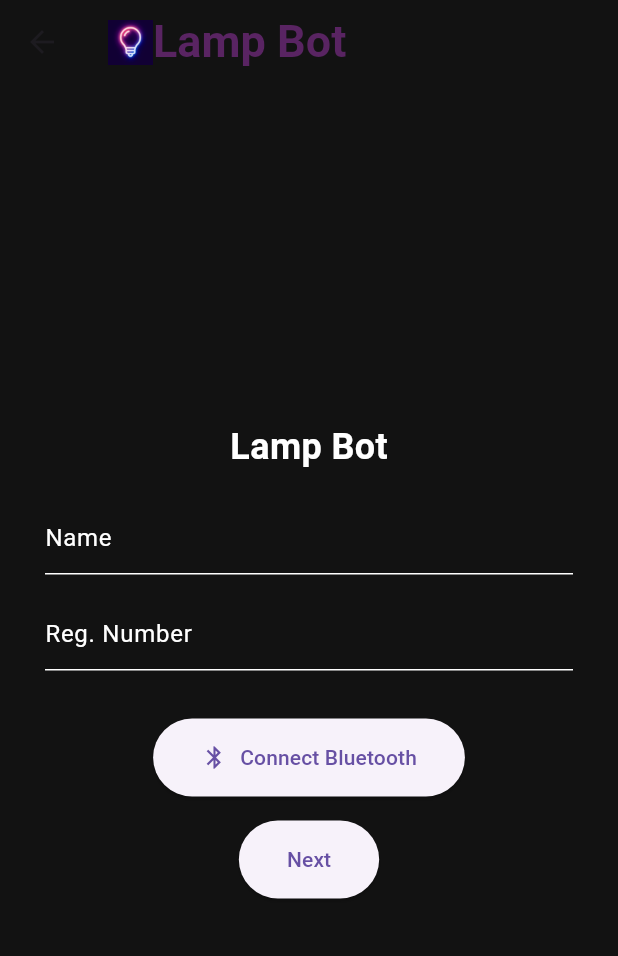
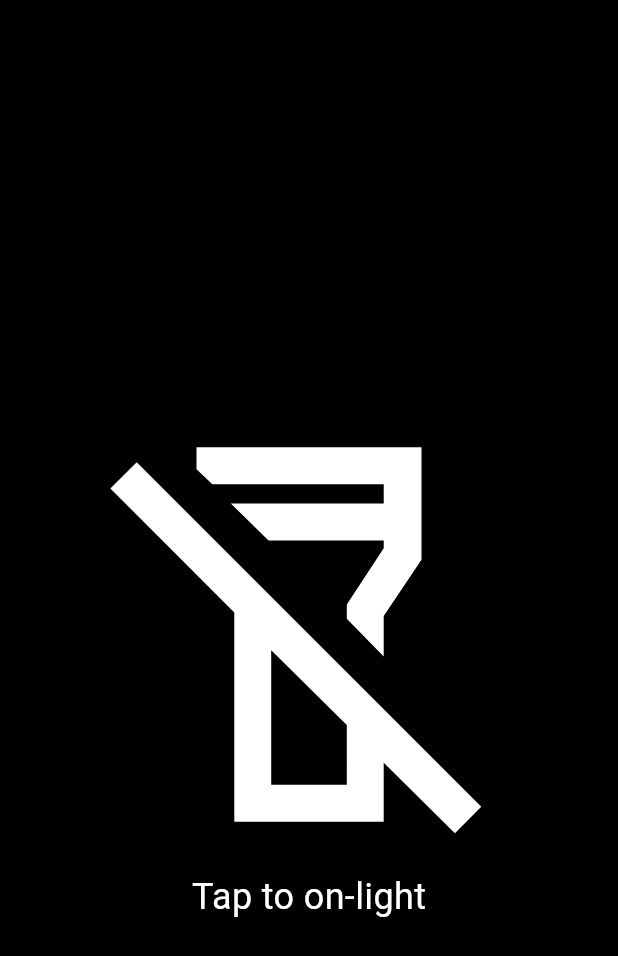
Before and after one commit to SAINTILLION/lamp_bot, a Flutter app: the LoginScreen screen opened directly, after a tap on "Next", on a phone screen of 412 x 824 dp. Shown: the top 956 px of the screen. Run offline on Flutter 3.47's test engine with Material 3 defaults, Android fonts, the phone set to English and light mode, and no system bars.

Commit message:
added the touch screen

```diff
--- /dev/null
+++ b/lib/presentation/flashlight.dart
@@ -0,0 +1,49 @@
+import 'package:flutter/material.dart';
+
+class FlashlightScreen extends StatelessWidget {
+  const FlashlightScreen({super.key});
+
+  @override
+  Widget build(BuildContext context) {
+    return Scaffold(
+      appBar: AppBar(
+        elevation: 0.0,
+        automaticallyImplyLeading: false,
+        backgroundColor: Colors.black,
+        foregroundColor: Colors.white,
+        actions:[
+          Container(
+            decoration: const BoxDecoration(
+              color: Colors.white
+            )
+          )
+        ],
+      ),
+      backgroundColor: Colors.black,
+      body: Padding(
+        padding: const EdgeInsets.all(32.0),
+        child: Center(
+          child: Column(
+            mainAxisAlignment: MainAxisAlignment.center,
+            children: [
+              // Flashlight icon
+              IconButton(
+                icon: const Icon(Icons.flashlight_off_outlined, size: 300),
+                onPressed: () {},
+                color: Colors.white,
+              ),
+              // Text indicating tap to on-light
+              const Text(
+                'Tap to on-light',
+                style: TextStyle(
+                  color: Colors.white,
+                  fontSize: 24,
+                ),
+              ),
+            ],
+          ),
+        ),
+      ),
+    );
+  }
+}
--- a/lib/presentation/login_screen.dart
+++ b/lib/presentation/login_screen.dart
@@ -1,4 +1,5 @@
 import 'package:flutter/material.dart';
+import 'package:lamp_bot/presentation/flashlight.dart';
 
 class LoginScreen extends StatefulWidget {
   @override
@@ -11,6 +12,7 @@ class _LoginScreenState extends State<LoginScreen> {
     return Scaffold(
       appBar: AppBar(
         backgroundColor:  const Color(0xFF121212),
+        foregroundColor: Colors.white,
         title: Center(
           child: Row(
             children: [
@@ -96,6 +98,7 @@ class _LoginScreenState extends State<LoginScreen> {
               ElevatedButton(
                 onPressed: () {
                   // Next button logic
+                  Navigator.push(context, MaterialPageRoute(builder: (context)=>FlashlightScreen()));
                 },
                 style: ElevatedButton.styleFrom(
                   padding: const EdgeInsets.symmetric(horizontal: 32, vertical: 16),
```
